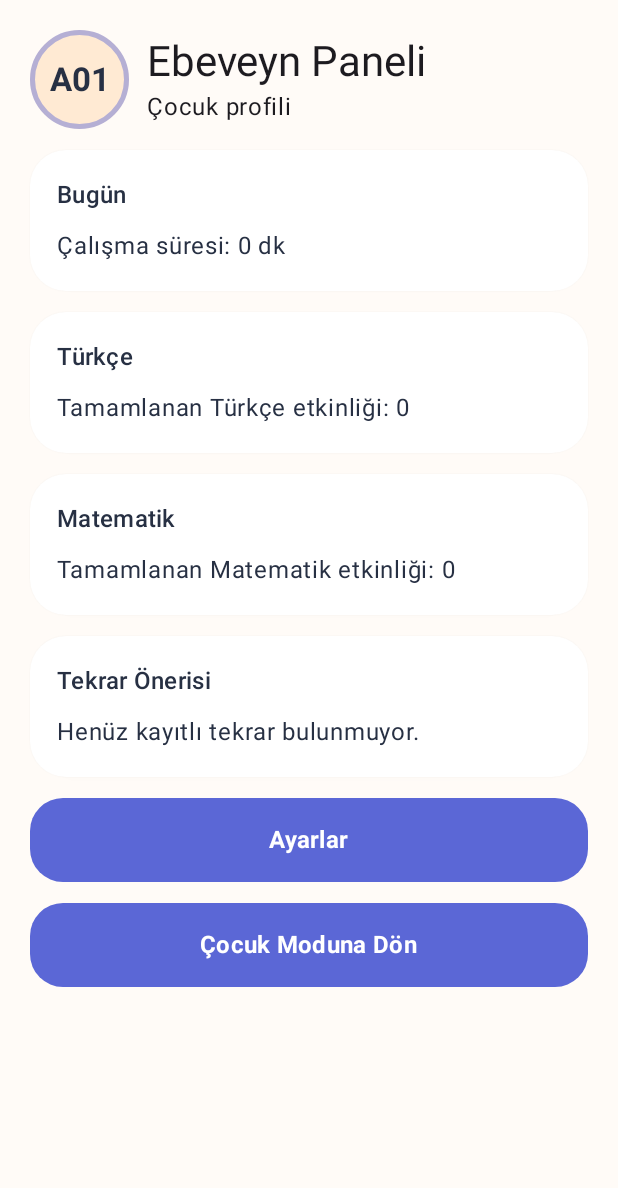
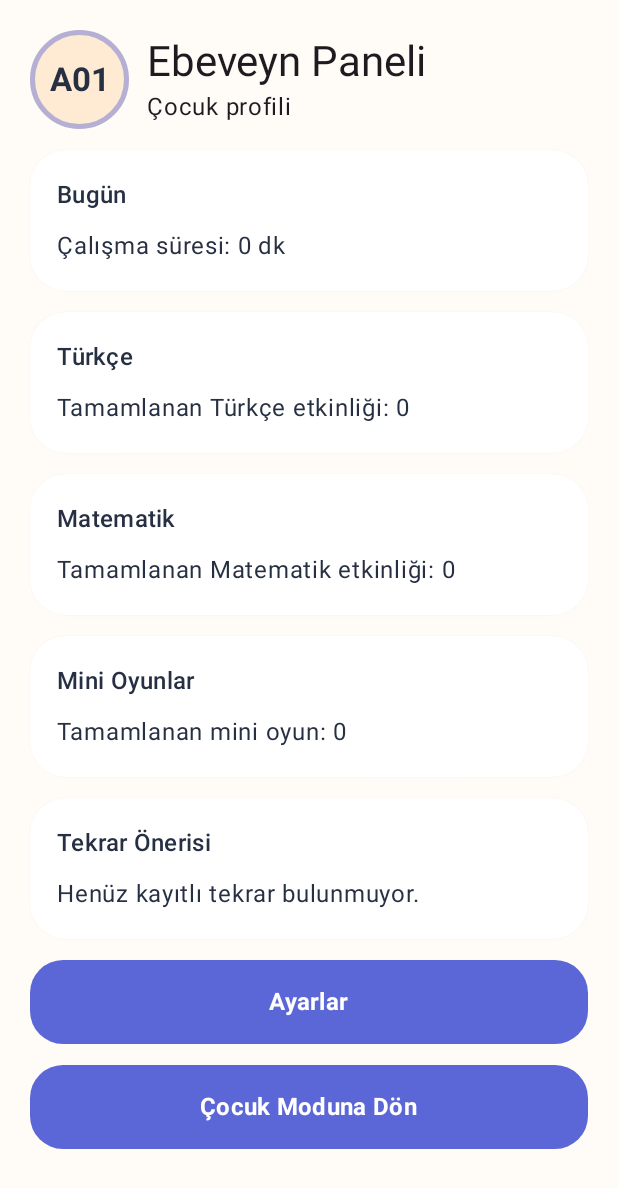
Before and after one commit to uysal23/minik-akademi, an Android app built with Jetpack Compose: the ParentDashboardScreen screen opened through its navigation route, on a phone screen of 412 x 824 dp. Shown: the top 1188 px of the screen. Run offline under Robolectric (Android 15) with nearby library versions, the light colour scheme and no system bars.

Commit message:
feature: show mini-game progress in parent dashboard

```diff
--- a/feature/parent-dashboard/src/main/java/com/uysal/minikakademi/feature/parentdashboard/ParentDashboardScreen.kt
+++ b/feature/parent-dashboard/src/main/java/com/uysal/minikakademi/feature/parentdashboard/ParentDashboardScreen.kt
@@ -55,6 +55,13 @@ fun ParentDashboardScreen(
                 )
             }
             KidCard {
+                Text("Mini Oyunlar", style = MaterialTheme.typography.titleMedium)
+                Text(
+                    "Tamamlanan mini oyun: " +
+                        settings.completedMiniGames.size
+                )
+            }
+            KidCard {
                 Text("Tekrar Önerisi", style = MaterialTheme.typography.titleMedium)
                 Text("Henüz kayıtlı tekrar bulunmuyor.")
             }
```
